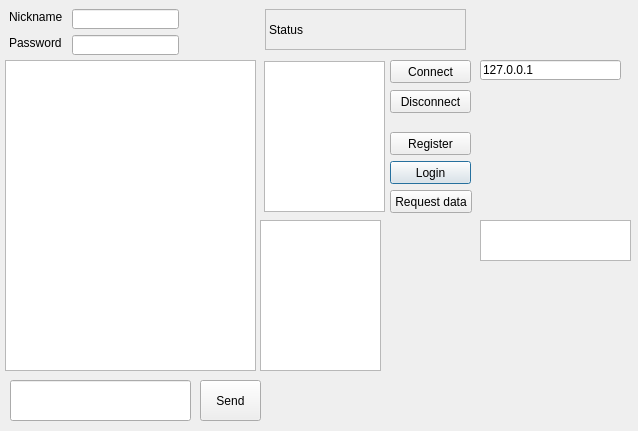
The window that chatclientdialog.ui (41412/messanger_debugging_tool) describes before a commit, drawn with Qt 5.
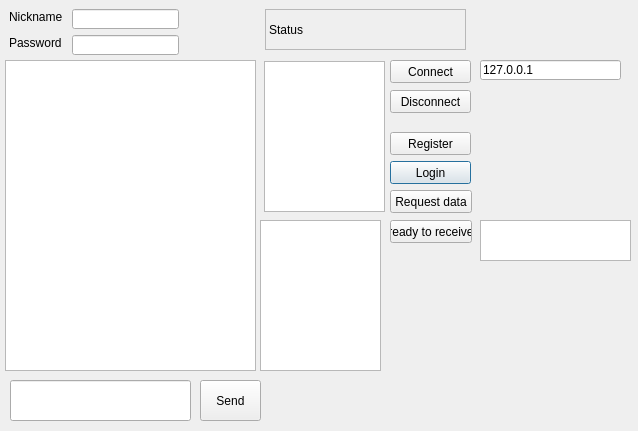
The same window after the commit.

```diff
--- a/chatclientdialog.ui
+++ b/chatclientdialog.ui
@@ -216,6 +216,19 @@
     </rect>
    </property>
   </widget>
+  <widget class="QPushButton" name="pushButton_ReadyToRx">
+   <property name="geometry">
+    <rect>
+     <x>390</x>
+     <y>220</y>
+     <width>82</width>
+     <height>23</height>
+    </rect>
+   </property>
+   <property name="text">
+    <string>ready to receive</string>
+   </property>
+  </widget>
  </widget>
  <resources/>
  <connections/>
```
